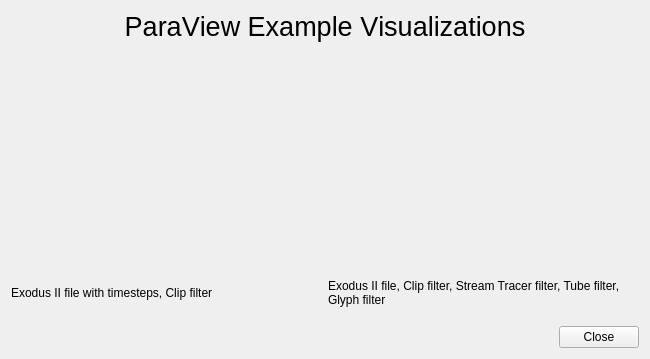
Qt form Qt/ApplicationComponents/Resources/UI/pqExampleVisualizationsDialog.ui (Kitware/ParaView) before a commit.
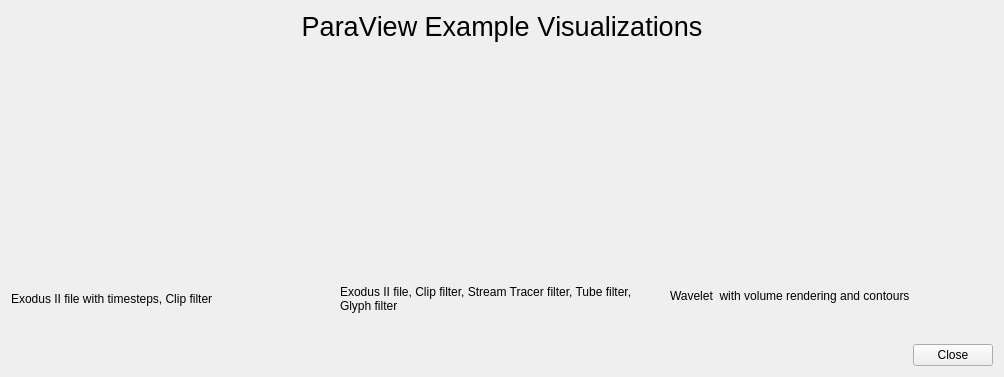
The same form after that commit. Icons and pictures are not drawn.

Commit message: Adding an example viz that doesn't need data.

```diff
--- a/Qt/ApplicationComponents/Resources/UI/pqExampleVisualizationsDialog.ui
+++ b/Qt/ApplicationComponents/Resources/UI/pqExampleVisualizationsDialog.ui
@@ -6,8 +6,8 @@
    <rect>
     <x>0</x>
     <y>0</y>
-    <width>650</width>
-    <height>359</height>
+    <width>1004</width>
+    <height>377</height>
    </rect>
   </property>
   <property name="windowTitle">
@@ -34,44 +34,7 @@
    </item>
    <item>
     <layout class="QGridLayout" name="gridLayout">
-     <item row="1" column="1">
-      <widget class="QLabel" name="DiskOutRefExampleDescription">
-       <property name="text">
-        <string>Exodus II file, Clip filter, Stream Tracer filter, Tube filter, Glyph filter</string>
-       </property>
-       <property name="wordWrap">
-        <bool>true</bool>
-       </property>
-      </widget>
-     </item>
-     <item row="0" column="1">
-      <widget class="QPushButton" name="DiskOutRefExampleButton">
-       <property name="minimumSize">
-        <size>
-         <width>300</width>
-         <height>225</height>
-        </size>
-       </property>
-       <property name="text">
-        <string/>
-       </property>
-       <property name="icon">
-        <iconset>
-         <normalon>:/pqApplicationComponents/Thumbnails/DiskOutRefExample.png</normalon>
-        </iconset>
-       </property>
-       <property name="iconSize">
-        <size>
-         <width>300</width>
-         <height>225</height>
-        </size>
-       </property>
-       <property name="flat">
-        <bool>true</bool>
-       </property>
-      </widget>
-     </item>
-     <item row="0" column="0">
+     <item row="0" column="0" rowspan="2">
       <widget class="QPushButton" name="CanExampleButton">
        <property name="enabled">
         <bool>true</bool>
@@ -128,7 +91,70 @@
        </property>
       </widget>
      </item>
-     <item row="1" column="0">
+     <item row="0" column="1" rowspan="2">
+      <widget class="QPushButton" name="DiskOutRefExampleButton">
+       <property name="minimumSize">
+        <size>
+         <width>300</width>
+         <height>225</height>
+        </size>
+       </property>
+       <property name="text">
+        <string/>
+       </property>
+       <property name="icon">
+        <iconset>
+         <normalon>:/pqApplicationComponents/Thumbnails/DiskOutRefExample.png</normalon>
+        </iconset>
+       </property>
+       <property name="iconSize">
+        <size>
+         <width>300</width>
+         <height>225</height>
+        </size>
+       </property>
+       <property name="flat">
+        <bool>true</bool>
+       </property>
+      </widget>
+     </item>
+     <item row="0" column="2">
+      <widget class="QPushButton" name="WaveletExampleButton">
+       <property name="minimumSize">
+        <size>
+         <width>300</width>
+         <height>225</height>
+        </size>
+       </property>
+       <property name="text">
+        <string/>
+       </property>
+       <property name="icon">
+        <iconset resource="../pqApplicationComponents.qrc">
+         <normaloff>:/pqApplicationComponents/Thumbnails/WaveletExample.png</normaloff>:/pqApplicationComponents/Thumbnails/WaveletExample.png</iconset>
+       </property>
+       <property name="iconSize">
+        <size>
+         <width>300</width>
+         <height>225</height>
+        </size>
+       </property>
+       <property name="flat">
+        <bool>true</bool>
+       </property>
+      </widget>
+     </item>
+     <item row="1" column="2" rowspan="2">
+      <widget class="QLabel" name="WaveletExampleDescription">
+       <property name="text">
+        <string>Wavelet  with volume rendering and contours</string>
+       </property>
+       <property name="wordWrap">
+        <bool>true</bool>
+       </property>
+      </widget>
+     </item>
+     <item row="2" column="0">
       <widget class="QLabel" name="CanExampleDescription">
        <property name="text">
         <string>Exodus II file with timesteps, Clip filter</string>
@@ -138,6 +164,16 @@
        </property>
       </widget>
      </item>
+     <item row="2" column="1">
+      <widget class="QLabel" name="DiskOutRefExampleDescription">
+       <property name="text">
+        <string>Exodus II file, Clip filter, Stream Tracer filter, Tube filter, Glyph filter</string>
+       </property>
+       <property name="wordWrap">
+        <bool>true</bool>
+       </property>
+      </widget>
+     </item>
     </layout>
    </item>
    <item>
@@ -148,7 +184,7 @@
      <property name="sizeHint" stdset="0">
       <size>
        <width>20</width>
-       <height>40</height>
+       <height>0</height>
       </size>
      </property>
     </spacer>
```
The commit also changes 4 other files.
